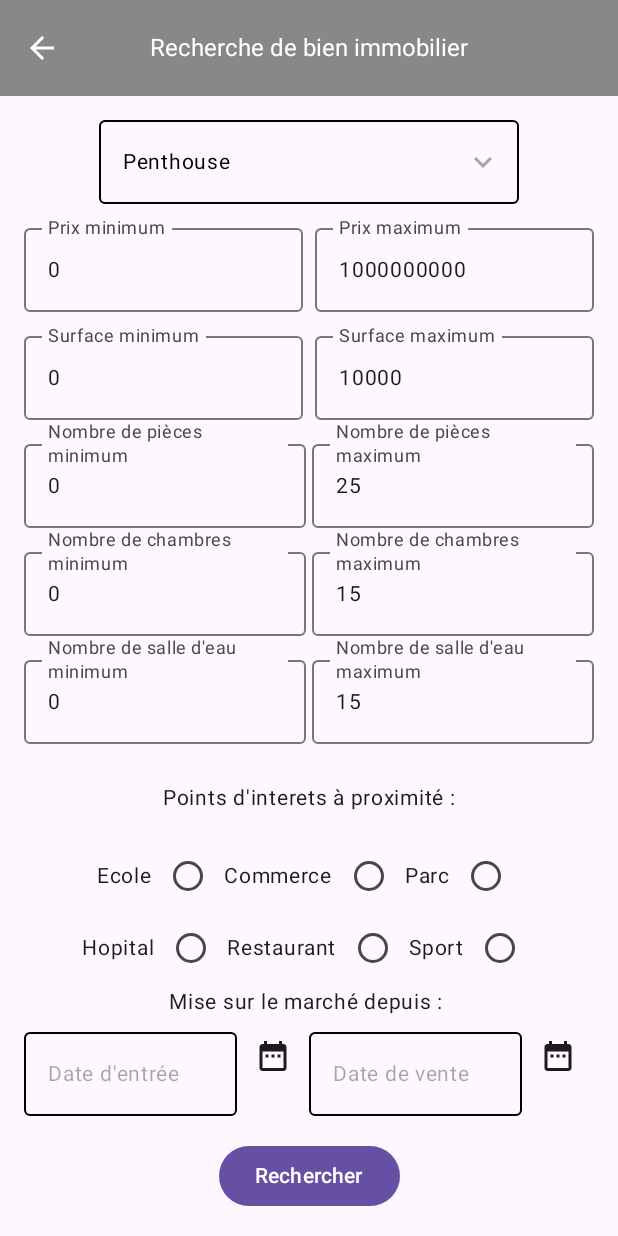
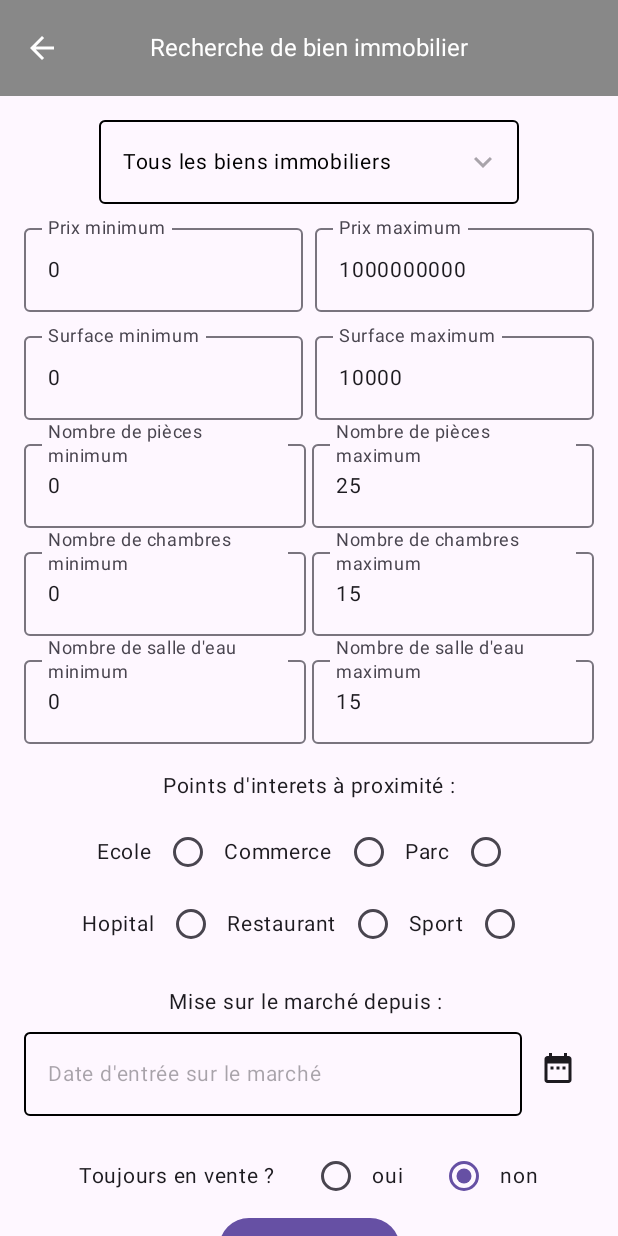
Before and after one commit to Sbibouf/RealEstateManagerP09, an Android app built with Jetpack Compose: the SearchActivity screen opened directly, with no data from a screen before it, on a phone screen of 412 x 824 dp. Run offline under Robolectric (Android 15) with nearby library versions, the phone set to English and light mode, and no system bars; our stand-ins replace Dagger/Hilt's generated code.

Commit message:
Moteur de recherche fonctionnel

```diff
--- a/app/src/main/java/com/example/realestatemanager/data/local/repository/EstateRepository.kt
+++ b/app/src/main/java/com/example/realestatemanager/data/local/repository/EstateRepository.kt
@@ -26,7 +26,7 @@ class EstateRepository @Inject constructor(private val libraryDao: LibraryDao) {
 
     fun getAllEstateWithPhoto(): Flow<List<EstateWithPhotos>> = libraryDao.getAllEstateWithPhoto()
 
-    fun getEstateFromSearchCriteria(searchCriteria: SearchCriteria) : Flow<List<EstateWithPhotos>> = libraryDao.getEstateFromSearchCriteria(searchCriteria.minPrice, searchCriteria.maxPrice, searchCriteria.minSize, searchCriteria.maxSize, searchCriteria.type, searchCriteria.minNumberOfRooms, searchCriteria.maxNumberOfRooms, searchCriteria.minNumberOfBedrooms, searchCriteria.maxNumberOfBedrooms, searchCriteria.minNumberOfBathrooms, searchCriteria.maxNumberOfBathrooms, searchCriteria.school, searchCriteria.shops, searchCriteria.parc, searchCriteria.hospital, searchCriteria.restaurant, searchCriteria.sport, searchCriteria.entryDate, searchCriteria.soldDate, searchCriteria.soldState)
+    fun getEstateFromSearchCriteria(searchCriteria: SearchCriteria) : Flow<List<EstateWithPhotos>> = libraryDao.getEstateFromSearchCriteria(searchCriteria.minPrice, searchCriteria.maxPrice, searchCriteria.minSize, searchCriteria.maxSize, searchCriteria.type, searchCriteria.minNumberOfRooms, searchCriteria.maxNumberOfRooms, searchCriteria.minNumberOfBedrooms, searchCriteria.maxNumberOfBedrooms, searchCriteria.minNumberOfBathrooms, searchCriteria.maxNumberOfBathrooms, searchCriteria.school, searchCriteria.shops, searchCriteria.parc, searchCriteria.hospital, searchCriteria.restaurant, searchCriteria.sport, searchCriteria.soldState, searchCriteria.entryDateMilli )
 
     fun getEstateWithPhotoById(id: Long): Flow<EstateWithPhotos> =
         libraryDao.getEstateWithPhotoById(id)
--- a/app/src/main/java/com/example/realestatemanager/model/SearchCriteria.kt
+++ b/app/src/main/java/com/example/realestatemanager/model/SearchCriteria.kt
@@ -4,7 +4,7 @@ import android.os.Parcel
 import android.os.Parcelable
 
 data class SearchCriteria(
-    var type : String? = "Penthouse",
+    var type : String? = "Tous les biens immobiliers",
     var minPrice : Int = 0,
     var maxPrice : Int = 1000000000,
     var minSize : Int = 0,
@@ -22,7 +22,7 @@ data class SearchCriteria(
     var restaurant : Boolean? = false,
     var sport : Boolean? = false,
     var entryDate : String? = "",
-    var soldDate : String? = "",
+    var entryDateMilli : Long? = 0,
     var soldState : Boolean? = false,
 
 ) : Parcelable {
@@ -45,7 +45,7 @@ data class SearchCriteria(
         parcel.readValue(Boolean::class.java.classLoader) as? Boolean,
         parcel.readValue(Boolean::class.java.classLoader) as? Boolean,
         parcel.readString(),
-        parcel.readString(),
+        parcel.readValue(Long::class.java.classLoader) as? Long,
         parcel.readValue(Boolean::class.java.classLoader) as? Boolean
     ) {
     }
@@ -69,7 +69,7 @@ data class SearchCriteria(
         parcel.writeValue(restaurant)
         parcel.writeValue(sport)
         parcel.writeString(entryDate)
-        parcel.writeString(soldDate)
+        parcel.writeValue(entryDateMilli)
         parcel.writeValue(soldState)
     }
 
--- a/app/src/main/java/com/example/realestatemanager/ui/estateDetail/EstateDetailScreen.kt
+++ b/app/src/main/java/com/example/realestatemanager/ui/estateDetail/EstateDetailScreen.kt
@@ -218,7 +218,7 @@ fun EstateDetailsRow(estateWithPhotos: EstateWithPhotos) {
                     Spacer(modifier = Modifier.width(8.dp))
                     Text(text = "Surface:")
                     Spacer(modifier = Modifier.width(8.dp))
-                    estateWithPhotos.estate?.size?.let { Text(text = it,fontWeight = FontWeight.Bold)}
+                    estateWithPhotos.estate?.size?.let { Text(text = it + "M²",fontWeight = FontWeight.Bold)}
                 }
 
                 Spacer(modifier = Modifier.height(16.dp))
@@ -404,7 +404,7 @@ fun EstateTest() {
             true,
             true,
             true,
-            true
+            true,1L
         ),
         listOf(
             EstatePhoto(1L, "/storage/emulated/0/Download/estate1_front.jpg", "Façade"),
--- a/app/src/main/java/com/example/realestatemanager/ui/estateList/EstateListActivity.kt
+++ b/app/src/main/java/com/example/realestatemanager/ui/estateList/EstateListActivity.kt
@@ -85,7 +85,7 @@ class EstateListActivity : ComponentActivity() {
                     WindowWidthSizeClass.Compact -> {
                         Log.d("EstateList", "Recomposing...")
                         EstateTheme {
-                            EstateUiPortrait(
+                            EstateUiPortraitCompact(
                                 estateWithPhotosList = estateWithPhotosList,
                                 onEstateClick = { clickedEstate ->
                                     handleEstateItemClick(clickedEstate)
@@ -126,8 +126,6 @@ class EstateListActivity : ComponentActivity() {
                                 },
                                 onModifyClick = { handleOnModifyClick(vmEstateWithPhoto) },
                                 modifier = Modifier,
-                                imageSize = 150,
-                                imageNameSize = 12,
                                 onCancelSearchClick = estateViewModel::cancelSearch,
                                 searchPerformed = vmSearchPerformed
                             )
@@ -138,7 +136,7 @@ class EstateListActivity : ComponentActivity() {
                     WindowWidthSizeClass.Medium -> {
                         Log.d("EstateListAndDetail", "Recomposing...")
                         EstateThemeTab {
-                            EstateUiPortrait(
+                            EstateUiPortraitMedium(
                                 estateWithPhotosList = estateWithPhotosList,
                                 onEstateClick = { clickedEstate ->
                                     handleEstateItemClick(clickedEstate)
--- a/app/src/main/java/com/example/realestatemanager/ui/search/SearchScreen.kt
+++ b/app/src/main/java/com/example/realestatemanager/ui/search/SearchScreen.kt
@@ -110,9 +110,10 @@ fun SearchForm(
 
     var showDatePicker by remember { mutableStateOf(false) }
     var dateType by remember { mutableStateOf("") }
+    var isRadioButtonSelected by remember { mutableStateOf(true) }
 
     var isDropDownMenuExpanded by remember { mutableStateOf(false) }
-    val estateType = listOf("House", "Flat", "Penthouse", "Villa", "Duplex", "Triplex")
+    val estateType = listOf("House", "Flat", "Penthouse", "Villa", "Duplex", "Triplex", "Tous les biens immobiliers")
 
 
     Surface(
@@ -335,7 +336,7 @@ fun SearchForm(
 
             Text(
                 text = "Points d'interets à proximité :",
-                modifier = Modifier.padding(vertical = 16.dp)
+                modifier = Modifier.padding(vertical = 8.dp)
             )
 
             Row(verticalAlignment = Alignment.CenterVertically) {
@@ -379,6 +380,7 @@ fun SearchForm(
                     onUpdateSearch { copy(sport = false) }
                 } }) }
             }
+            Spacer(modifier = Modifier.height(16.dp))
             Text(text = "Mise sur le marché depuis : ")
             Row {
                 searchCriteria.entryDate?.let {
@@ -396,41 +398,29 @@ fun SearchForm(
                             unfocusedBorderColor = Color.Black,
                             disabledBorderColor = Color.Black,
                         ),
-                        label = { Text("Date d'entrée") }
+                        label = { Text("Date d'entrée sur le marché") }
                     )
                 }
                 IconButton(onClick = {
                     showDatePicker = true
-                    dateType = "entryDate"
-                }) {
+                }, modifier = Modifier.align(Alignment.CenterVertically)) {
                     Icon(imageVector = Icons.Default.DateRange, contentDescription = null)
                 }
-                searchCriteria.soldDate?.let {
-                    OutlinedTextField(
-                        value = it,
-                        onValueChange = { newValue ->
-                            onUpdateSearch{copy (soldDate = newValue)}
-                        },
-                        modifier = Modifier.weight(1f),
-                        placeholder = { stringResource(R.string.Date_vente) },
-                        enabled = false,
-                        colors = OutlinedTextFieldDefaults.colors(
-                            disabledTextColor = Color.Black,
-                            focusedBorderColor = Color.Black,
-                            unfocusedBorderColor = Color.Black,
-                            disabledBorderColor = Color.Black,
-                        ),
-                        label = { Text("Date de vente") }
-                    )
-                }
-                IconButton(onClick = {
-                    showDatePicker = true
-                    dateType = "soldDate"
-                }) {
-                    Icon(imageVector = Icons.Default.DateRange, contentDescription = null)
-                }
+
             }
             Spacer(modifier = Modifier.height(16.dp))
+
+            Row(verticalAlignment = Alignment.CenterVertically) {
+                Text(text = "Toujours en vente ?")
+                Spacer(modifier = Modifier.width(16.dp))
+                searchCriteria.soldState?.let { RadioButton(selected = it, onClick = { onUpdateSearch{copy(soldState = true)}
+                isRadioButtonSelected = false}) }
+                Text(text = "oui")
+                Spacer(modifier = Modifier.width(16.dp))
+                RadioButton(selected = isRadioButtonSelected, onClick = { onUpdateSearch{copy(soldState = false)}
+                isRadioButtonSelected = true})
+                Text(text = "non")
+            }
 
             Button(onClick = {
                 onSearchClick(searchCriteria)
@@ -442,21 +432,23 @@ fun SearchForm(
 
 
     }
-    if (showDatePicker && dateType == "entryDate") {
+    if (showDatePicker) {
         MyDatePickerDialog(
-            onDateSelected = { newValue -> onUpdateSearch{copy (entryDate = newValue)} },
+            onDateSelected = { newValue -> onUpdateSearch{copy (entryDate = newValue, entryDateMilli = convertDateToMillis(newValue))} },
             onDismiss = { showDatePicker = false })
 
-    } else if (showDatePicker && dateType == "soldDate") {
-        MyDatePickerDialog(
-            onDateSelected = { newValue -> onUpdateSearch{copy (soldDate = newValue)}},
-            onDismiss = { showDatePicker = false })
     }
 }
 
 private fun convertMillisToDate(millis: Long): String {
     val formatter = SimpleDateFormat("dd/MM/yyyy", Locale.FRANCE)
     return formatter.format(Date(millis))
+}
+
+private fun convertDateToMillis(dateString: String): Long {
+    val sdf = SimpleDateFormat("dd/MM/yyyy", Locale.FRANCE)
+    val date = sdf.parse(dateString)
+    return date?.time ?: 1
 }
 
 @OptIn(ExperimentalMaterial3Api::class)
```
Also changed, not shown: app/src/main/java/com/example/realestatemanager/data/local/dao/LibraryDao.kt (+29 -28 lines), app/src/main/java/com/example/realestatemanager/di/DaoModule.kt (+8 -8 lines), app/src/main/java/com/example/realestatemanager/model/Estate.kt (+6 -2 lines), app/src/main/java/com/example/realestatemanager/ui/addEstate/AddEstateScreen.kt (+48 -15 lines), app/src/main/java/com/example/realestatemanager/ui/estateList/EstateListScreen.kt (+9 -7 lines), app/src/main/java/com/example/realestatemanager/ui/estateList/EstateUi.kt (+34 -7 lines), app/src/main/java/com/example/realestatemanager/ui/loan/LoanSimulatorScreen.kt (+7 -5 lines).
